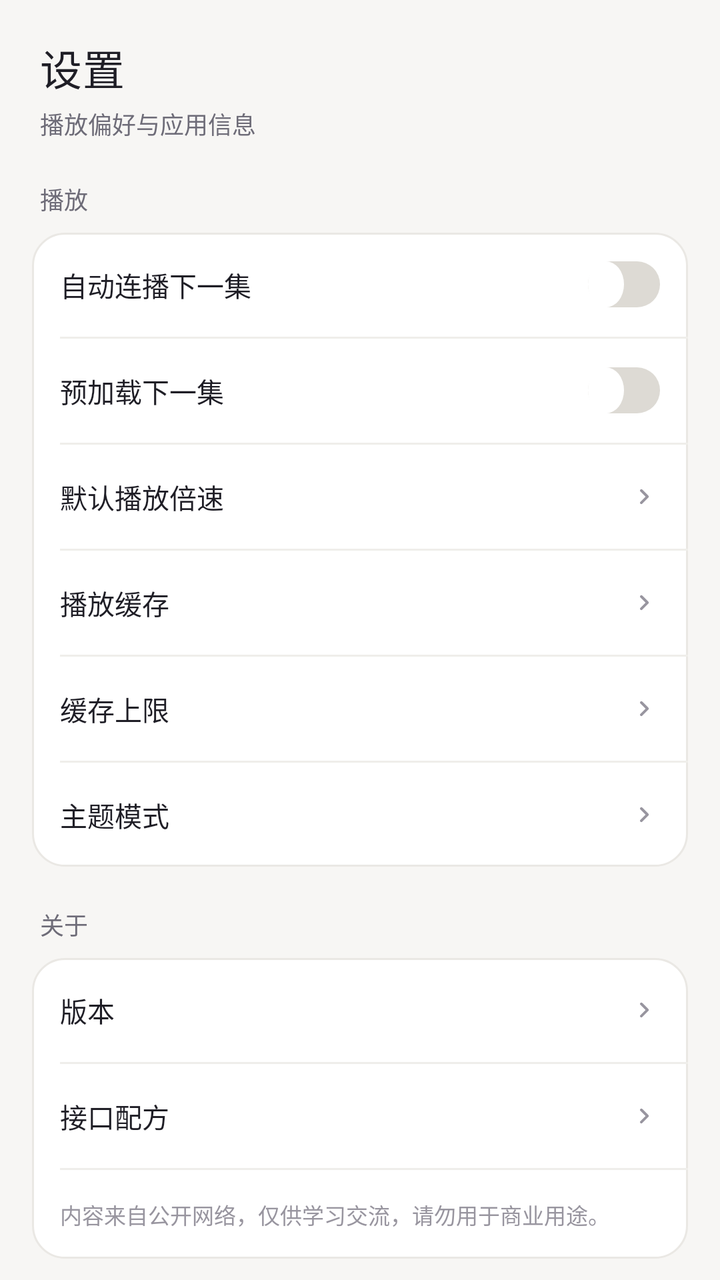
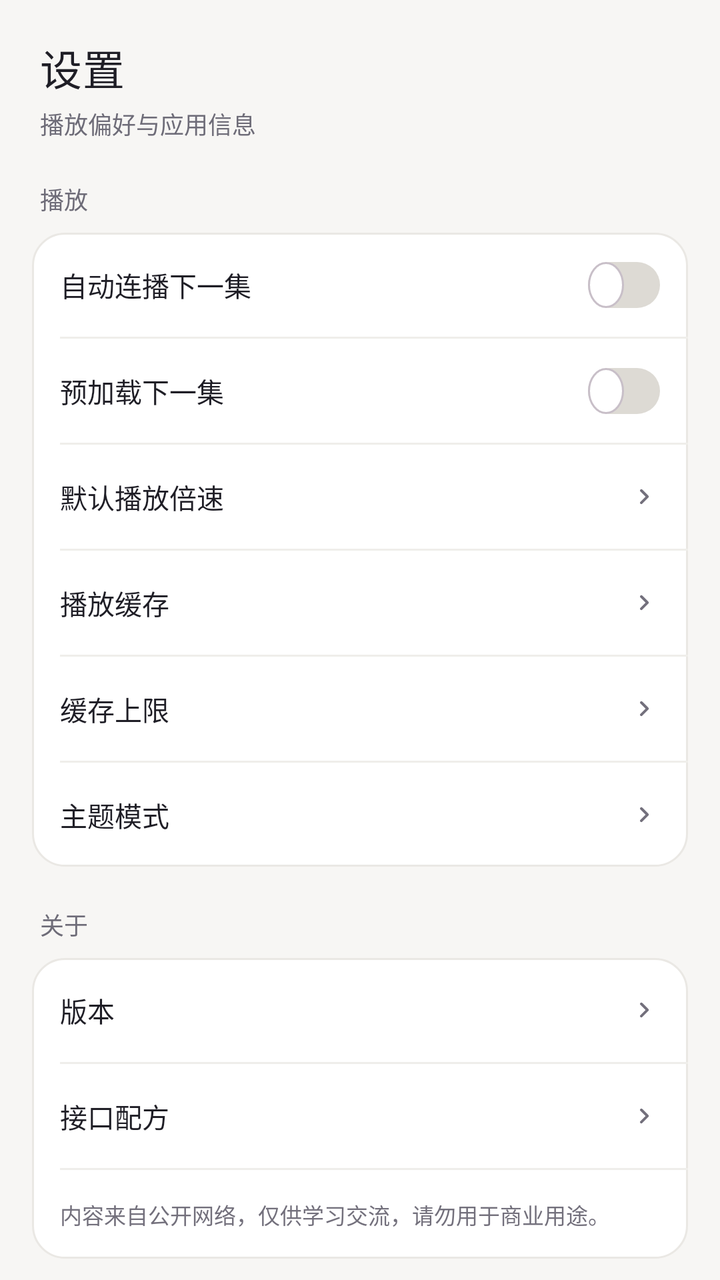

Two renders of the same Android screen: before a commit and after it. Below are the layout's source before the change and the commit's diff.
<!-- AndroidManifest.xml: application theme Theme.DuanjuPlayer -->
<!-- res/layout/fragment_settings.xml -->
<?xml version="1.0" encoding="utf-8"?>
<ScrollView xmlns:android="http://schemas.android.com/apk/res/android"
    android:layout_width="match_parent"
    android:layout_height="match_parent"
    android:background="?android:attr/colorBackground"
    android:fillViewport="true"
    android:scrollbars="none">

    <LinearLayout
        android:layout_width="match_parent"
        android:layout_height="wrap_content"
        android:orientation="vertical"
        android:paddingBottom="28dp">

        <TextView
            android:layout_width="wrap_content"
            android:layout_height="wrap_content"
            android:fontFamily="sans-serif-medium"
            android:letterSpacing="0.01"
            android:paddingHorizontal="20dp"
            android:paddingTop="18dp"
            android:paddingBottom="4dp"
            android:text="设置"
            android:textColor="?android:attr/textColorPrimary"
            android:textSize="21sp" />

        <TextView
            android:layout_width="wrap_content"
            android:layout_height="wrap_content"
            android:paddingHorizontal="20dp"
            android:text="播放偏好与应用信息"
            android:textColor="@color/app_on_surface_variant"
            android:textSize="12sp" />

        <TextView
            android:layout_width="wrap_content"
            android:layout_height="wrap_content"
            android:paddingHorizontal="20dp"
            android:paddingTop="20dp"
            android:paddingBottom="8dp"
            android:text="播放"
            android:textColor="@color/app_on_surface_variant"
            android:textSize="12sp" />

        <LinearLayout
            android:layout_width="match_parent"
            android:layout_height="wrap_content"
            android:layout_marginHorizontal="16dp"
            android:background="@drawable/bg_settings_card"
            android:orientation="vertical">

            <LinearLayout
                android:layout_width="match_parent"
                android:layout_height="52dp"
                android:gravity="center_vertical"
                android:orientation="horizontal"
                android:paddingHorizontal="14dp">

                <TextView
                    android:layout_width="0dp"
                    android:layout_height="wrap_content"
                    android:layout_weight="1"
                    android:text="自动连播下一集"
                    android:textColor="?android:attr/textColorPrimary"
                    android:textSize="13.5sp" />

                <Switch
                    android:id="@+id/auto_next"
                    android:layout_width="wrap_content"
                    android:layout_height="wrap_content"
                    android:minHeight="0dp"
                    android:thumb="@drawable/switch_thumb"
                    android:track="@drawable/switch_track" />
            </LinearLayout>

            <View
                android:layout_width="match_parent"
                android:layout_height="1dp"
                android:layout_marginStart="14dp"
                android:background="@color/divider" />

            <LinearLayout
                android:layout_width="match_parent"
                android:layout_height="52dp"
                android:gravity="center_vertical"
                android:orientation="horizontal"
                android:paddingHorizontal="14dp">

                <TextView
                    android:layout_width="0dp"
                    android:layout_height="wrap_content"
                    android:layout_weight="1"
                    android:text="预加载下一集"
                    android:textColor="?android:attr/textColorPrimary"
                    android:textSize="13.5sp" />

                <Switch
                    android:id="@+id/prefetch_next"
                    android:layout_width="wrap_content"
                    android:layout_height="wrap_content"
                    android:minHeight="0dp"
                    android:thumb="@drawable/switch_thumb"
                    android:track="@drawable/switch_track" />
            </LinearLayout>

            <View
                android:layout_width="match_parent"
                android:layout_height="1dp"
                android:layout_marginStart="14dp"
                android:background="@color/divider" />

            <LinearLayout
                android:id="@+id/row_speed"
                android:layout_width="match_parent"
                android:layout_height="52dp"
                android:background="?attr/selectableItemBackground"
                android:gravity="center_vertical"
                android:orientation="horizontal"
                android:paddingHorizontal="14dp">

                <TextView
                    android:layout_width="0dp"
                    android:layout_height="wrap_content"
                    android:layout_weight="1"
                    android:text="默认播放倍速"
                    android:textColor="?android:attr/textColorPrimary"
                    android:textSize="13.5sp" />

                <TextView
                    android:id="@+id/speed_value"
                    android:layout_width="wrap_content"
                    android:layout_height="wrap_content"
                    android:textColor="@color/nav_icon_inactive"
                    android:textSize="12sp" />

                <ImageView
                    android:layout_width="16dp"
                    android:layout_height="16dp"
                    android:layout_marginStart="4dp"
                    android:contentDescription="@null"
                    android:src="@drawable/ic_chevron_right" />
            </LinearLayout>
            <View
                android:layout_width="match_parent"
                android:layout_height="1dp"
                android:layout_marginStart="14dp"
                android:background="@color/divider" />

            <LinearLayout
                android:id="@+id/row_cache"
                android:layout_width="match_parent"
                android:layout_height="52dp"
                android:background="?attr/selectableItemBackground"
                android:gravity="center_vertical"
                android:orientation="horizontal"
                android:paddingHorizontal="14dp">

                <TextView
                    android:layout_width="0dp"
                    android:layout_height="wrap_content"
                    android:layout_weight="1"
                    android:text="播放缓存"
                    android:textColor="?android:attr/textColorPrimary"
                    android:textSize="13.5sp" />

                <TextView
                    android:id="@+id/cache_size"
                    android:layout_width="wrap_content"
                    android:layout_height="wrap_content"
                    android:textColor="@color/nav_icon_inactive"
                    android:textSize="12sp" />

                <ImageView
                    android:layout_width="16dp"
                    android:layout_height="16dp"
                    android:layout_marginStart="4dp"
                    android:contentDescription="@null"
                    android:src="@drawable/ic_chevron_right" />
            </LinearLayout>

            <View
                android:layout_width="match_parent"
                android:layout_height="1dp"
                android:layout_marginStart="14dp"
                android:background="@color/divider" />

            <LinearLayout
                android:id="@+id/row_cache_limit"
                android:layout_width="match_parent"
                android:layout_height="52dp"
                android:background="?attr/selectableItemBackground"
                android:gravity="center_vertical"
                android:orientation="horizontal"
                android:paddingHorizontal="14dp">

                <TextView
                    android:layout_width="0dp"
                    android:layout_height="wrap_content"
                    android:layout_weight="1"
                    android:text="缓存上限"
                    android:textColor="?android:attr/textColorPrimary"
                    android:textSize="13.5sp" />

                <TextView
                    android:id="@+id/cache_limit_value"
                    android:layout_width="wrap_content"
                    android:layout_height="wrap_content"
                    android:textColor="@color/nav_icon_inactive"
                    android:textSize="12sp" />

                <ImageView
                    android:layout_width="16dp"
                    android:layout_height="16dp"
                    android:layout_marginStart="4dp"
                    android:contentDescription="@null"
                    android:src="@drawable/ic_chevron_right" />
            </LinearLayout>

            <View
                android:layout_width="match_parent"
                android:layout_height="1dp"
                android:layout_marginStart="14dp"
                android:background="@color/divider" />

            <LinearLayout
                android:id="@+id/row_theme"
                android:layout_width="match_parent"
                android:layout_height="52dp"
                android:background="?attr/selectableItemBackground"
                android:gravity="center_vertical"
                android:orientation="horizontal"
                android:paddingHorizontal="14dp">

                <TextView
                    android:layout_width="0dp"
                    android:layout_height="wrap_content"
                    android:layout_weight="1"
                    android:text="主题模式"
                    android:textColor="?android:attr/textColorPrimary"
                    android:textSize="13.5sp" />

                <TextView
                    android:id="@+id/theme_value"
                    android:layout_width="wrap_content"
                    android:layout_height="wrap_content"
                    android:textColor="@color/nav_icon_inactive"
                    android:textSize="12sp" />

                <ImageView
                    android:layout_width="16dp"
                    android:layout_height="16dp"
                    android:layout_marginStart="4dp"
                    android:contentDescription="@null"
                    android:src="@drawable/ic_chevron_right" />
            </LinearLayout>
        </LinearLayout>

        <TextView
            android:layout_width="wrap_content"
            android:layout_height="wrap_content"
            android:paddingHorizontal="20dp"
            android:paddingTop="20dp"
            android:paddingBottom="8dp"
            android:text="关于"
            android:textColor="@color/app_on_surface_variant"
            android:textSize="12sp" />

        <LinearLayout
            android:layout_width="match_parent"
            android:layout_height="wrap_content"
            android:layout_marginHorizontal="16dp"
            android:background="@drawable/bg_settings_card"
            android:orientation="vertical">

            <LinearLayout
                android:id="@+id/row_version"
                android:layout_width="match_parent"
                android:layout_height="52dp"
                android:background="?attr/selectableItemBackground"
                android:gravity="center_vertical"
                android:orientation="horizontal"
                android:paddingHorizontal="14dp">

                <TextView
                    android:layout_width="0dp"
                    android:layout_height="wrap_content"
                    android:layout_weight="1"
                    android:text="版本"
                    android:textColor="?android:attr/textColorPrimary"
                    android:textSize="13.5sp" />

                <TextView
                    android:id="@+id/version"
                    android:layout_width="wrap_content"
                    android:layout_height="wrap_content"
                    android:textColor="@color/nav_icon_inactive"
                    android:textSize="12sp" />

                <ImageView
                    android:layout_width="16dp"
                    android:layout_height="16dp"
                    android:layout_marginStart="4dp"
                    android:contentDescription="@null"
                    android:src="@drawable/ic_chevron_right" />
            </LinearLayout>

            <View
                android:layout_width="match_parent"
                android:layout_height="1dp"
                android:layout_marginStart="14dp"
                android:background="@color/divider" />

            <LinearLayout
                android:id="@+id/row_recipe"
                android:layout_width="match_parent"
                android:layout_height="52dp"
                android:background="?attr/selectableItemBackground"
                android:gravity="center_vertical"
                android:orientation="horizontal"
                android:paddingHorizontal="14dp">

                <TextView
                    android:layout_width="0dp"
                    android:layout_height="wrap_content"
                    android:layout_weight="1"
                    android:text="接口配方"
                    android:textColor="?android:attr/textColorPrimary"
                    android:textSize="13.5sp" />

                <TextView
                    android:id="@+id/recipe_value"
                    android:layout_width="wrap_content"
                    android:layout_height="wrap_content"
                    android:textColor="@color/nav_icon_inactive"
                    android:textSize="12sp" />

                <ImageView
                    android:layout_width="16dp"
                    android:layout_height="16dp"
                    android:layout_marginStart="4dp"
                    android:contentDescription="@null"
                    android:src="@drawable/ic_chevron_right" />
            </LinearLayout>

            <View
                android:layout_width="match_parent"
                android:layout_height="1dp"
                android:layout_marginStart="14dp"
                android:background="@color/divider" />

            <TextView
                android:layout_width="match_parent"
                android:layout_height="wrap_content"
                android:lineSpacingExtra="4dp"
                android:paddingHorizontal="14dp"
                android:paddingVertical="14dp"
                android:text="内容来自公开网络，仅供学习交流，请勿用于商业用途。"
                android:textColor="@color/app_text_tertiary"
                android:textSize="11sp" />
        </LinearLayout>
    </LinearLayout>
</ScrollView>
<!-- resources referenced by this layout -->
<resources>
  <color name="app_on_surface_variant">#FF6E6C78</color>
  <color name="app_text_tertiary">#FF98959F</color>
  <color name="divider">#FFEFEEEA</color>
  <color name="nav_icon_inactive">#FF98959F</color>
  <!-- drawable bg_settings_card (drawable) -->
  <?xml version="1.0" encoding="utf-8"?>
  <shape xmlns:android="http://schemas.android.com/apk/res/android" android:shape="rectangle">
      <solid android:color="@color/app_surface" />
      <stroke android:width="1dp" android:color="@color/app_stroke_soft" />
      <corners android:radius="16dp" />
  </shape>
  <!-- drawable switch_thumb (drawable) -->
  <?xml version="1.0" encoding="utf-8"?>
  <shape xmlns:android="http://schemas.android.com/apk/res/android" android:shape="oval">
      <solid android:color="#FFFFFFFF" />
      <size android:width="18dp" android:height="18dp" />
  </shape>
  <!-- drawable switch_track (drawable) -->
  <?xml version="1.0" encoding="utf-8"?>
  <selector xmlns:android="http://schemas.android.com/apk/res/android">
      <item android:drawable="@drawable/switch_track_on" android:state_checked="true" />
      <item android:drawable="@drawable/switch_track_off" />
  </selector>
  <style name="Theme.DuanjuPlayer" parent="Theme.MaterialComponents.DayNight.NoActionBar">
          <item name="colorPrimary">@color/accent</item>
          <item name="colorPrimaryVariant">@color/accent_dark</item>
          <item name="colorOnPrimary">#FFFFFFFF</item>
          <item name="colorSecondary">@color/accent</item>
          <item name="colorSurface">@color/app_surface</item>
          <item name="colorOnSurface">@color/app_on_bg</item>
          <item name="colorControlActivated">@color/accent</item>
          <item name="android:colorBackground">@color/app_bg</item>
          <item name="android:textColorPrimary">@color/app_on_bg</item>
          <item name="android:textColorSecondary">@color/app_on_surface_variant</item>
          <item name="android:windowBackground">@color/app_bg</item>
          <item name="android:statusBarColor">@color/app_bg</item>
          <item name="android:navigationBarColor">@color/app_bg</item>
          <item name="android:windowLightStatusBar">@bool/light_system_bars</item>
      </style>
  <color name="app_surface">#FFFFFFFF</color>
  <color name="app_stroke_soft">#FFEAE8E4</color>
  <!-- drawable switch_track_on (drawable) -->
  <?xml version="1.0" encoding="utf-8"?>
  <shape xmlns:android="http://schemas.android.com/apk/res/android" android:shape="rectangle">
      <gradient
          android:angle="0"
          android:endColor="#FFFF7A45"
          android:startColor="#FFFF3B5C" />
      <corners android:radius="999dp" />
      <size android:width="40dp" android:height="23dp" />
  </shape>
  <!-- drawable switch_track_off (drawable) -->
  <?xml version="1.0" encoding="utf-8"?>
  <shape xmlns:android="http://schemas.android.com/apk/res/android" android:shape="rectangle">
      <solid android:color="@color/app_surface_disabled" />
      <corners android:radius="999dp" />
      <size android:width="40dp" android:height="23dp" />
  </shape>
  <color name="accent">#FFE0334F</color>
  <color name="accent_dark">#FFC22743</color>
  <color name="app_on_bg">#FF1F1E26</color>
  <color name="app_bg">#FFF7F6F4</color>
  <color name="app_surface_disabled">#FFDDDAD4</color>
  <!-- unchanged entries left out for length: 1 -->
</resources>

<!-- the commit's change to res/layout/fragment_settings.xml (unified diff, before → after) -->
@@ -10,7 +10,7 @@
         android:layout_width="match_parent"
         android:layout_height="wrap_content"
         android:orientation="vertical"
-        android:paddingBottom="28dp">
+        android:paddingBottom="@dimen/home_bottom_clearance">
 
         <TextView
             android:layout_width="wrap_content"
@@ -50,25 +50,29 @@
             android:orientation="vertical">
 
             <LinearLayout
-                android:layout_width="match_parent"
-                android:layout_height="52dp"
-                android:gravity="center_vertical"
-                android:orientation="horizontal"
-                android:paddingHorizontal="14dp">
-
-                <TextView
-                    android:layout_width="0dp"
-                    android:layout_height="wrap_content"
-                    android:layout_weight="1"
-                    android:text="自动连播下一集"
+                android:id="@+id/row_auto_next"
+                android:layout_width="match_parent"
+                android:layout_height="wrap_content"
+                android:minHeight="52dp"
+                android:paddingVertical="2dp"
+                android:gravity="center_vertical"
+                android:orientation="horizontal"
+                android:paddingHorizontal="14dp">
+
+                <TextView
+                    android:layout_width="0dp"
+                    android:layout_height="wrap_content"
+                    android:layout_weight="1"
+                    android:text="@string/setting_auto_next"
                     android:textColor="?android:attr/textColorPrimary"
                     android:textSize="13.5sp" />
 
                 <Switch
                     android:id="@+id/auto_next"
-                    android:layout_width="wrap_content"
-                    android:layout_height="wrap_content"
-                    android:minHeight="0dp"
+                    android:contentDescription="@string/setting_auto_next"
+                    android:layout_width="wrap_content"
+                    android:layout_height="wrap_content"
+                    android:minHeight="48dp"
                     android:thumb="@drawable/switch_thumb"
                     android:track="@drawable/switch_track" />
             </LinearLayout>
@@ -80,25 +84,29 @@
                 android:background="@color/divider" />
 
             <LinearLayout
-                android:layout_width="match_parent"
-                android:layout_height="52dp"
-                android:gravity="center_vertical"
-                android:orientation="horizontal"
-                android:paddingHorizontal="14dp">
-
-                <TextView
-                    android:layout_width="0dp"
-                    android:layout_height="wrap_content"
-                    android:layout_weight="1"
-                    android:text="预加载下一集"
+                android:id="@+id/row_prefetch"
+                android:layout_width="match_parent"
+                android:layout_height="wrap_content"
+                android:minHeight="52dp"
+                android:paddingVertical="2dp"
+                android:gravity="center_vertical"
+                android:orientation="horizontal"
+                android:paddingHorizontal="14dp">
+
+                <TextView
+                    android:layout_width="0dp"
+                    android:layout_height="wrap_content"
+                    android:layout_weight="1"
+                    android:text="@string/setting_prefetch_next"
                     android:textColor="?android:attr/textColorPrimary"
                     android:textSize="13.5sp" />
 
                 <Switch
                     android:id="@+id/prefetch_next"
-                    android:layout_width="wrap_content"
-                    android:layout_height="wrap_content"
-                    android:minHeight="0dp"
+                    android:contentDescription="@string/setting_prefetch_next"
+                    android:layout_width="wrap_content"
+                    android:layout_height="wrap_content"
+                    android:minHeight="48dp"
                     android:thumb="@drawable/switch_thumb"
                     android:track="@drawable/switch_track" />
             </LinearLayout>
@@ -112,7 +120,9 @@
             <LinearLayout
                 android:id="@+id/row_speed"
                 android:layout_width="match_parent"
-                android:layout_height="52dp"
+                android:layout_height="wrap_content"
+                android:minHeight="52dp"
+                android:paddingVertical="8dp"
                 android:background="?attr/selectableItemBackground"
                 android:gravity="center_vertical"
                 android:orientation="horizontal"
@@ -130,7 +140,7 @@
                     android:id="@+id/speed_value"
                     android:layout_width="wrap_content"
                     android:layout_height="wrap_content"
-                    android:textColor="@color/nav_icon_inactive"
+                    android:textColor="@color/app_on_surface_variant"
                     android:textSize="12sp" />
 
                 <ImageView
@@ -149,7 +159,9 @@
             <LinearLayout
                 android:id="@+id/row_cache"
                 android:layout_width="match_parent"
-                android:layout_height="52dp"
+                android:layout_height="wrap_content"
+                android:minHeight="52dp"
+                android:paddingVertical="8dp"
                 android:background="?attr/selectableItemBackground"
                 android:gravity="center_vertical"
                 android:orientation="horizontal"
@@ -167,7 +179,7 @@
                     android:id="@+id/cache_size"
                     android:layout_width="wrap_content"
                     android:layout_height="wrap_content"
-                    android:textColor="@color/nav_icon_inactive"
+                    android:textColor="@color/app_on_surface_variant"
                     android:textSize="12sp" />
 
                 <ImageView
@@ -187,7 +199,9 @@
             <LinearLayout
                 android:id="@+id/row_cache_limit"
                 android:layout_width="match_parent"
-                android:layout_height="52dp"
+                android:layout_height="wrap_content"
+                android:minHeight="52dp"
+                android:paddingVertical="8dp"
                 android:background="?attr/selectableItemBackground"
                 android:gravity="center_vertical"
                 android:orientation="horizontal"
@@ -205,7 +219,7 @@
                     android:id="@+id/cache_limit_value"
                     android:layout_width="wrap_content"
                     android:layout_height="wrap_content"
-                    android:textColor="@color/nav_icon_inactive"
+                    android:textColor="@color/app_on_surface_variant"
                     android:textSize="12sp" />
 
                 <ImageView
@@ -225,7 +239,9 @@
             <LinearLayout
                 android:id="@+id/row_theme"
                 android:layout_width="match_parent"
-                android:layout_height="52dp"
+                android:layout_height="wrap_content"
+                android:minHeight="52dp"
+                android:paddingVertical="8dp"
                 android:background="?attr/selectableItemBackground"
                 android:gravity="center_vertical"
                 android:orientation="horizontal"
@@ -243,7 +259,7 @@
                     android:id="@+id/theme_value"
                     android:layout_width="wrap_content"
                     android:layout_height="wrap_content"
-                    android:textColor="@color/nav_icon_inactive"
+                    android:textColor="@color/app_on_surface_variant"
                     android:textSize="12sp" />
 
                 <ImageView
@@ -275,7 +291,9 @@
             <LinearLayout
                 android:id="@+id/row_version"
                 android:layout_width="match_parent"
-                android:layout_height="52dp"
+                android:layout_height="wrap_content"
+                android:minHeight="52dp"
+                android:paddingVertical="8dp"
                 android:background="?attr/selectableItemBackground"
                 android:gravity="center_vertical"
                 android:orientation="horizontal"
@@ -293,7 +311,7 @@
                     android:id="@+id/version"
                     android:layout_width="wrap_content"
                     android:layout_height="wrap_content"
-                    android:textColor="@color/nav_icon_inactive"
+                    android:textColor="@color/app_on_surface_variant"
                     android:textSize="12sp" />
 
                 <ImageView
@@ -313,7 +331,9 @@
             <LinearLayout
                 android:id="@+id/row_recipe"
                 android:layout_width="match_parent"
-                android:layout_height="52dp"
+                android:layout_height="wrap_content"
+                android:minHeight="52dp"
+                android:paddingVertical="8dp"
                 android:background="?attr/selectableItemBackground"
                 android:gravity="center_vertical"
                 android:orientation="horizontal"
@@ -329,9 +349,12 @@
 
                 <TextView
                     android:id="@+id/recipe_value"
-                    android:layout_width="wrap_content"
-                    android:layout_height="wrap_content"
-                    android:textColor="@color/nav_icon_inactive"
+                    android:maxWidth="180dp"
+                    android:maxLines="2"
+                    android:gravity="end"
+                    android:layout_width="wrap_content"
+                    android:layout_height="wrap_content"
+                    android:textColor="@color/app_on_surface_variant"
                     android:textSize="12sp" />
 
                 <ImageView
<!-- resource entries referenced after the edit -->
@@ -1,9 +1,9 @@
 <!-- resources referenced by this layout -->
 <resources>
   <color name="app_on_surface_variant">#FF6E6C78</color>
-  <color name="app_text_tertiary">#FF98959F</color>
+  <color name="app_text_tertiary">#FF73707C</color>
   <color name="divider">#FFEFEEEA</color>
-  <color name="nav_icon_inactive">#FF98959F</color>
+  <dimen name="home_bottom_clearance">86dp</dimen>
   <!-- drawable bg_settings_card (drawable) -->
   <?xml version="1.0" encoding="utf-8"?>
   <shape xmlns:android="http://schemas.android.com/apk/res/android" android:shape="rectangle">
@@ -15,6 +15,8 @@
   <?xml version="1.0" encoding="utf-8"?>
   <shape xmlns:android="http://schemas.android.com/apk/res/android" android:shape="oval">
       <solid android:color="#FFFFFFFF" />
+      
+      <stroke android:width="1dp" android:color="@color/choice_outline" />
       <size android:width="18dp" android:height="18dp" />
   </shape>
   <!-- drawable switch_track (drawable) -->
@@ -23,24 +25,12 @@
       <item android:drawable="@drawable/switch_track_on" android:state_checked="true" />
       <item android:drawable="@drawable/switch_track_off" />
   </selector>
-  <style name="Theme.DuanjuPlayer" parent="Theme.MaterialComponents.DayNight.NoActionBar">
-          <item name="colorPrimary">@color/accent</item>
-          <item name="colorPrimaryVariant">@color/accent_dark</item>
-          <item name="colorOnPrimary">#FFFFFFFF</item>
-          <item name="colorSecondary">@color/accent</item>
-          <item name="colorSurface">@color/app_surface</item>
-          <item name="colorOnSurface">@color/app_on_bg</item>
-          <item name="colorControlActivated">@color/accent</item>
-          <item name="android:colorBackground">@color/app_bg</item>
-          <item name="android:textColorPrimary">@color/app_on_bg</item>
-          <item name="android:textColorSecondary">@color/app_on_surface_variant</item>
-          <item name="android:windowBackground">@color/app_bg</item>
-          <item name="android:statusBarColor">@color/app_bg</item>
-          <item name="android:navigationBarColor">@color/app_bg</item>
-          <item name="android:windowLightStatusBar">@bool/light_system_bars</item>
-      </style>
+  <string name="setting_auto_next">自动连播下一集</string>
+  <string name="setting_prefetch_next">预加载下一集</string>
+  <style name="Theme.DuanjuPlayer" parent="Base.Theme.DuanjuPlayer" />
   <color name="app_surface">#FFFFFFFF</color>
   <color name="app_stroke_soft">#FFEAE8E4</color>
+  <color name="choice_outline">#FFC8BFC8</color>
   <!-- drawable switch_track_on (drawable) -->
   <?xml version="1.0" encoding="utf-8"?>
   <shape xmlns:android="http://schemas.android.com/apk/res/android" android:shape="rectangle">
@@ -58,6 +48,23 @@
       <corners android:radius="999dp" />
       <size android:width="40dp" android:height="23dp" />
   </shape>
+  <style name="Base.Theme.DuanjuPlayer" parent="Theme.MaterialComponents.DayNight.NoActionBar">
+          <item name="colorPrimary">@color/accent</item>
+          <item name="colorPrimaryVariant">@color/accent_dark</item>
+          <item name="colorOnPrimary">#FFFFFFFF</item>
+          <item name="colorSecondary">@color/accent</item>
+          <item name="colorSurface">@color/app_surface</item>
+          <item name="colorOnSurface">@color/app_on_bg</item>
+          <item name="colorControlActivated">@color/accent</item>
+          <item name="android:colorBackground">@color/app_bg</item>
+          <item name="android:textColorPrimary">@color/app_on_bg</item>
+          <item name="android:textColorSecondary">@color/app_on_surface_variant</item>
+          <item name="android:windowBackground">@color/app_bg</item>
+          <item name="android:statusBarColor">@color/app_bg</item>
+          
+          <item name="android:navigationBarColor">#FF101018</item>
+          <item name="android:windowLightStatusBar">@bool/light_system_bars</item>
+      </style>
   <color name="accent">#FFE0334F</color>
   <color name="accent_dark">#FFC22743</color>
   <color name="app_on_bg">#FF1F1E26</color>
